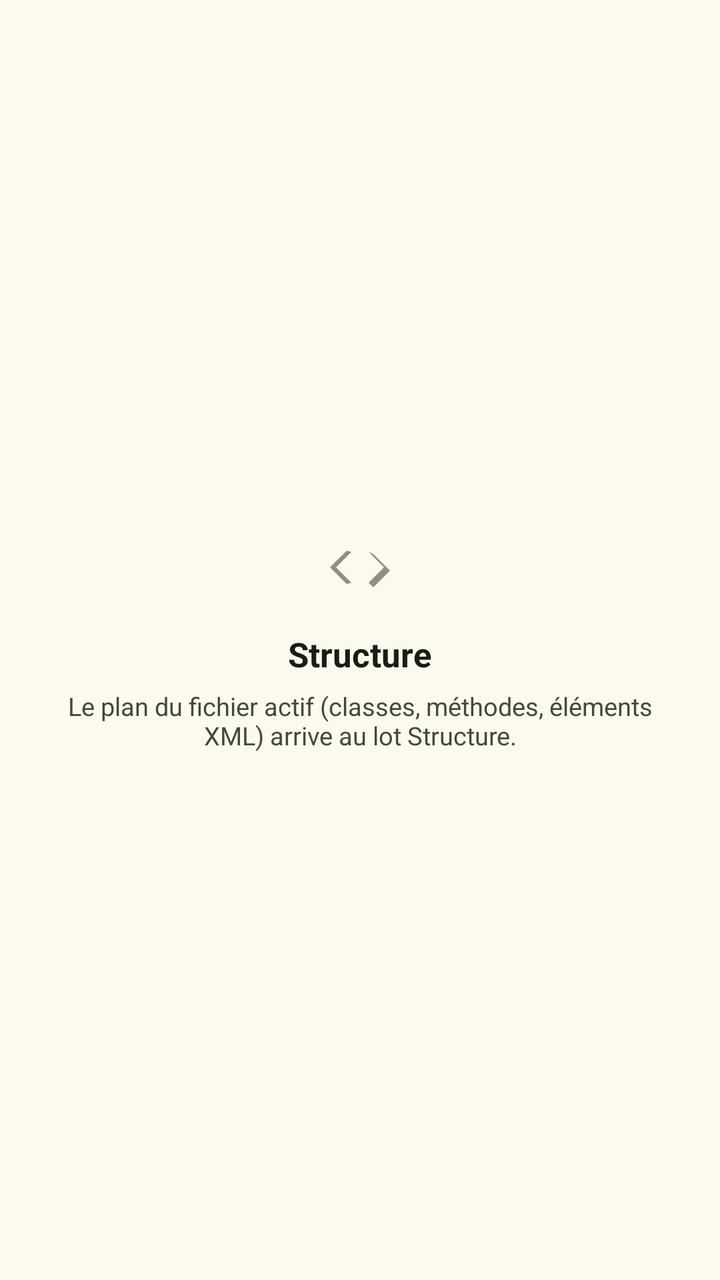
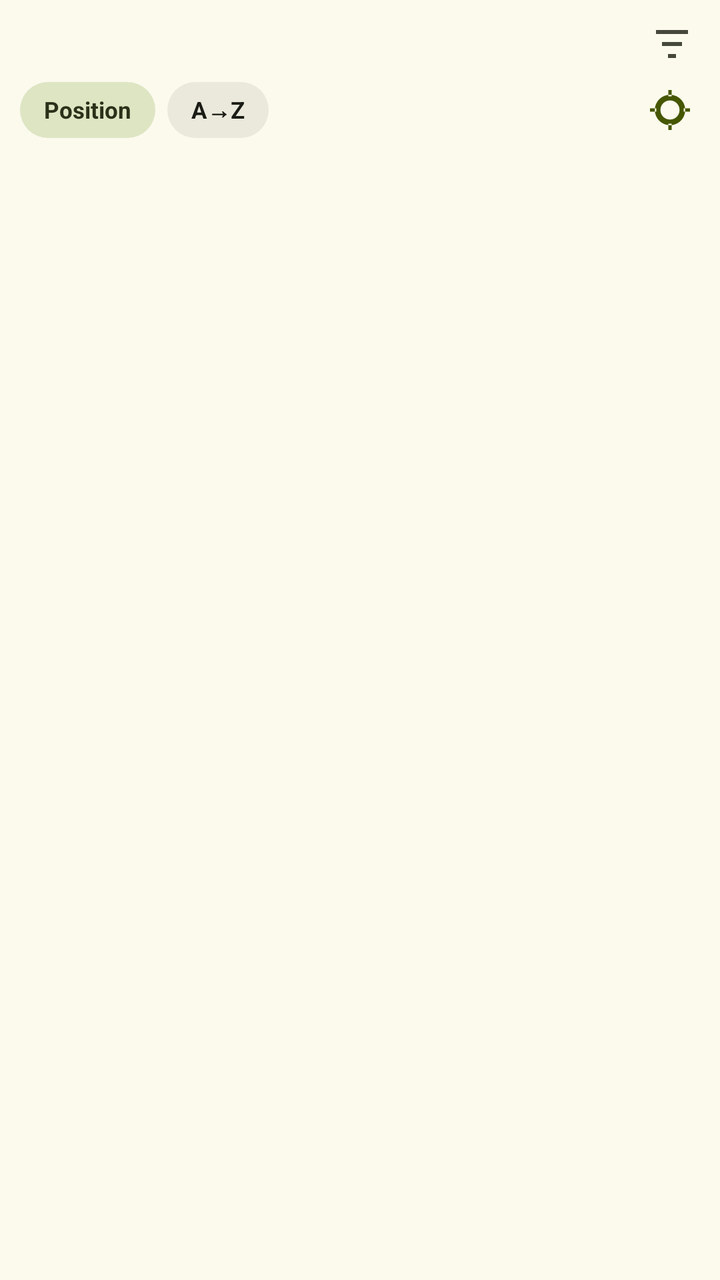

Screens rendered from an Android XML layout before and after an edit, with the pre-edit source and the edit as a unified diff.
<!-- AndroidManifest.xml: application theme Theme.JoIDE -->
<!-- res/layout/structure_tab_fragment.xml -->
<?xml version="1.0" encoding="utf-8"?>
<LinearLayout xmlns:android="http://schemas.android.com/apk/res/android"
    xmlns:app="http://schemas.android.com/apk/res-auto"
    android:layout_width="match_parent"
    android:layout_height="match_parent"
    android:orientation="vertical"
    android:gravity="center"
    android:paddingHorizontal="24dp">

    <ImageView
        android:layout_width="40dp"
        android:layout_height="40dp"
        android:src="@drawable/ic_code"
        android:importantForAccessibility="no"
        android:alpha="0.6"
        app:tint="@color/sur_var" />

    <TextView
        android:layout_width="wrap_content"
        android:layout_height="wrap_content"
        android:layout_marginTop="12dp"
        android:text="@string/tiroir_structure_a_venir_title"
        android:textColor="@color/sur"
        android:textSize="@dimen/txt_med"
        android:textStyle="bold" />

    <TextView
        android:layout_width="wrap_content"
        android:layout_height="wrap_content"
        android:layout_marginTop="6dp"
        android:gravity="center"
        android:text="@string/tiroir_structure_a_venir_body"
        android:textColor="@color/sur_var"
        android:textSize="@dimen/txt_body_s" />
</LinearLayout>
<!-- resources referenced by this layout -->
<resources>
  <color name="sur">#1B1C15</color>
  <color name="sur_var">#45483A</color>
  <dimen name="txt_body_s">12.5sp</dimen>
  <dimen name="txt_med">17sp</dimen>
  <!-- drawable ic_code (drawable) -->
  <?xml version="1.0" encoding="utf-8"?>
  <vector xmlns:android="http://schemas.android.com/apk/res/android"
      android:width="24dp" android:height="24dp"
      android:viewportWidth="24" android:viewportHeight="24"
      android:tint="?attr/colorOnSurfaceVariant">
      <path android:pathData="M9.4 16.6 4.8 12l4.6-4.6L8 7l-5 5 5 5zM14.6 7.4l4.6 4.6-4.6 4.6L16 18l5-5-5-5z" android:fillColor="#FFFFFF" />
  </vector>
  <string name="tiroir_structure_a_venir_body">Le plan du fichier actif (classes, méthodes, éléments XML) arrive au lot Structure.</string>
  <string name="tiroir_structure_a_venir_title">Structure</string>
  <color name="primaire">#465700</color>
  <color name="sur_primaire">#FFFFFF</color>
  <color name="conteneur_primaire">#C7EE45</color>
  <color name="sur_conteneur_primaire">#273300</color>
  <color name="sc2">#DEE5C3</color>
  <color name="sur_sc2">#2A3119</color>
  <color name="tertiaire">#6C3E85</color>
  <color name="sur_tertiaire">#FFFFFF</color>
  <color name="conteneur_tertiaire">#F2D9FF</color>
  <color name="sur_conteneur_tertiaire">#3E2457</color>
  <color name="sc">#EFEEE2</color>
  <color name="contour">#767966</color>
  <color name="contour_var">#C6C9B2</color>
  <color name="erreur">#8F4C38</color>
  <color name="conteneur_erreur">#FFDBD1</color>
  <color name="sur_conteneur_erreur">#5B1A0B</color>
  <color name="fond">#FBFAED</color>
  <color name="sc_low">#F5F4E7</color>
  <color name="sc_lowest">#FFFFFF</color>
  <color name="sc_high">#EAE9DC</color>
  <color name="sc_highest">#E4E3D7</color>
  <!-- unchanged entries left out for length: 1 -->
</resources>

<!-- the commit's change to res/layout/structure_tab_fragment.xml (unified diff, before → after) -->
@@ -3,33 +3,121 @@
     xmlns:app="http://schemas.android.com/apk/res-auto"
     android:layout_width="match_parent"
     android:layout_height="match_parent"
-    android:orientation="vertical"
-    android:gravity="center"
-    android:paddingHorizontal="24dp">
+    android:orientation="vertical">
 
-    <ImageView
-        android:layout_width="40dp"
-        android:layout_height="40dp"
-        android:src="@drawable/ic_code"
-        android:importantForAccessibility="no"
-        android:alpha="0.6"
-        app:tint="@color/sur_var" />
+    
+    <LinearLayout
+        android:layout_width="match_parent"
+        android:layout_height="wrap_content"
+        android:orientation="horizontal"
+        android:gravity="center_vertical"
+        android:paddingStart="10dp"
+        android:paddingEnd="10dp"
+        android:paddingTop="8dp"
+        android:paddingBottom="4dp">
 
-    <TextView
-        android:layout_width="wrap_content"
+        <TextView
+            android:id="@+id/struct_file"
+            android:layout_width="0dp"
+            android:layout_height="wrap_content"
+            android:layout_weight="1"
+            android:singleLine="true"
+            android:ellipsize="middle"
+            android:textColor="@color/sur"
+            android:textSize="13sp"
+            android:textStyle="bold" />
+
+        <ImageButton
+            android:id="@+id/struct_filter"
+            style="@style/IconBtn"
+            android:layout_width="28dp"
+            android:layout_height="28dp"
+            android:contentDescription="@string/tiroir_filtrer"
+            android:src="@drawable/ic_filter"
+            android:scaleType="centerInside"
+            app:tint="@color/sur_var" />
+    </LinearLayout>
+
+    
+    <LinearLayout
+        android:layout_width="match_parent"
         android:layout_height="wrap_content"
-        android:layout_marginTop="12dp"
-        android:text="@string/tiroir_structure_a_venir_title"
+        android:orientation="horizontal"
+        android:gravity="center_vertical"
+        android:paddingStart="10dp"
+        android:paddingEnd="10dp"
+        android:paddingBottom="6dp">
+
+        <TextView
+            android:id="@+id/struct_sort_position"
+            android:layout_width="wrap_content"
+            android:layout_height="28dp"
+            android:gravity="center"
+            android:paddingStart="12dp"
+            android:paddingEnd="12dp"
+            android:background="@drawable/fond_chip_on"
+            android:text="@string/tiroir_struct_tri_position"
+            android:textColor="@color/sur_sc2"
+            android:textSize="11.5sp"
+            android:textStyle="bold" />
+
+        <TextView
+            android:id="@+id/struct_sort_az"
+            android:layout_width="wrap_content"
+            android:layout_height="28dp"
+            android:layout_marginStart="6dp"
+            android:gravity="center"
+            android:paddingStart="12dp"
+            android:paddingEnd="12dp"
+            android:background="@drawable/fond_chip"
+            android:text="@string/tiroir_struct_tri_az"
+            android:textColor="@color/sur"
+            android:textSize="11.5sp"
+            android:textStyle="bold" />
+
+        <View
+            android:layout_width="0dp"
+            android:layout_height="1dp"
+            android:layout_weight="1" />
+
+        <ImageButton
+            android:id="@+id/struct_follow"
+            style="@style/IconBtn"
+            android:layout_width="30dp"
+            android:layout_height="30dp"
+            android:contentDescription="@string/tiroir_struct_suivre"
+            android:src="@drawable/ic_suivre"
+            android:scaleType="centerInside"
+            app:tint="@color/primaire" />
+    </LinearLayout>
+
+    
+    <EditText
+        android:id="@+id/struct_filter_field"
+        android:layout_width="match_parent"
+        android:layout_height="38dp"
+        android:layout_marginStart="10dp"
+        android:layout_marginEnd="10dp"
+        android:layout_marginBottom="6dp"
+        android:paddingStart="10dp"
+        android:paddingEnd="10dp"
+        android:background="@drawable/fond_field"
+        android:inputType="text"
+        android:singleLine="true"
+        android:hint="@string/tiroir_struct_filtre_indice"
         android:textColor="@color/sur"
-        android:textSize="@dimen/txt_med"
-        android:textStyle="bold" />
+        android:textColorHint="@color/contour"
+        android:textSize="12.5sp"
+        android:visibility="gone" />
 
-    <TextView
-        android:layout_width="wrap_content"
-        android:layout_height="wrap_content"
-        android:layout_marginTop="6dp"
-        android:gravity="center"
-        android:text="@string/tiroir_structure_a_venir_body"
-        android:textColor="@color/sur_var"
-        android:textSize="@dimen/txt_body_s" />
+    
+    <androidx.recyclerview.widget.RecyclerView
+        android:id="@+id/struct_list"
+        android:layout_width="match_parent"
+        android:layout_height="0dp"
+        android:layout_weight="1"
+        android:paddingStart="10dp"
+        android:paddingEnd="10dp"
+        android:paddingBottom="10dp"
+        android:clipToPadding="false" />
 </LinearLayout>
<!-- resource entries referenced after the edit -->
@@ -2,18 +2,50 @@
 <resources>
   <color name="sur">#1B1C15</color>
   <color name="sur_var">#45483A</color>
-  <dimen name="txt_body_s">12.5sp</dimen>
-  <dimen name="txt_med">17sp</dimen>
-  <!-- drawable ic_code (drawable) -->
+  <!-- drawable fond_chip (drawable) -->
+  <?xml version="1.0" encoding="utf-8"?>
+  <shape xmlns:android="http://schemas.android.com/apk/res/android">
+      <solid android:color="@color/sc_high" />
+      <corners android:radius="19dp" />
+  </shape>
+  <!-- drawable fond_chip_on (drawable) -->
+  <?xml version="1.0" encoding="utf-8"?>
+  <shape xmlns:android="http://schemas.android.com/apk/res/android">
+      <solid android:color="@color/sc2" />
+      <corners android:radius="19dp" />
+  </shape>
+  <!-- drawable fond_field (drawable) -->
+  <?xml version="1.0" encoding="utf-8"?>
+  <shape xmlns:android="http://schemas.android.com/apk/res/android"
+      android:shape="rectangle">
+      <solid android:color="@color/sc_highest" />
+      <stroke android:width="1dp" android:color="@color/contour_var" />
+      <corners android:radius="12dp" />
+  </shape>
+  <!-- drawable ic_filter (drawable) -->
   <?xml version="1.0" encoding="utf-8"?>
   <vector xmlns:android="http://schemas.android.com/apk/res/android"
       android:width="24dp" android:height="24dp"
       android:viewportWidth="24" android:viewportHeight="24"
       android:tint="?attr/colorOnSurfaceVariant">
-      <path android:pathData="M9.4 16.6 4.8 12l4.6-4.6L8 7l-5 5 5 5zM14.6 7.4l4.6 4.6-4.6 4.6L16 18l5-5-5-5z" android:fillColor="#FFFFFF" />
+      <path android:pathData="M4 6h16M7 12h10M10 18h4" android:strokeColor="?attr/colorOnSurfaceVariant" android:strokeWidth="2" android:fillColor="#00000000" />
   </vector>
-  <string name="tiroir_structure_a_venir_body">Le plan du fichier actif (classes, méthodes, éléments XML) arrive au lot Structure.</string>
-  <string name="tiroir_structure_a_venir_title">Structure</string>
+  <!-- drawable ic_suivre (drawable) -->
+  <?xml version="1.0" encoding="utf-8"?>
+  <vector xmlns:android="http://schemas.android.com/apk/res/android"
+      android:width="24dp" android:height="24dp"
+      android:viewportWidth="24" android:viewportHeight="24"
+      android:tint="?attr/colorOnSurfaceVariant">
+      <path android:pathData="M12,4.4 a7.6,7.6 0 1 0 0.01,0 z M12,7.2 a4.8,4.8 0 1 1 -0.01,0 z M11.2,2 h1.6 v3.2 h-1.6 z M11.2,18.8 h1.6 v3.2 h-1.6 z M2,11.2 h3.2 v1.6 h-3.2 z M18.8,11.2 h3.2 v1.6 h-3.2 z" android:fillType="evenOdd" android:fillColor="#FFFFFF" />
+  </vector>
+  <string name="tiroir_filtrer">Filtrer</string>
+  <string name="tiroir_struct_filtre_indice">Filtrer les symboles…</string>
+  <string name="tiroir_struct_suivre">Suivre le curseur</string>
+  <string name="tiroir_struct_tri_az">A→Z</string>
+  <string name="tiroir_struct_tri_position">Position</string>
+  <style name="IconBtn" parent="">
+          <item name="android:background">@drawable/fond_iconbtn</item>
+      </style>
   <color name="primaire">#465700</color>
   <color name="sur_primaire">#FFFFFF</color>
   <color name="conteneur_primaire">#C7EE45</color>
@@ -27,6 +59,16 @@
   <color name="sc">#EFEEE2</color>
   <color name="contour">#767966</color>
   <color name="contour_var">#C6C9B2</color>
+  <!-- drawable fond_iconbtn (drawable) -->
+  <?xml version="1.0" encoding="utf-8"?>
+  <selector xmlns:android="http://schemas.android.com/apk/res/android">
+      <item android:state_pressed="true">
+          <shape><solid android:color="#1B1C1510" /><corners android:radius="20dp" /></shape>
+      </item>
+      <item>
+          <shape><solid android:color="#00000000" /><corners android:radius="20dp" /></shape>
+      </item>
+  </selector>
   <color name="erreur">#8F4C38</color>
   <color name="conteneur_erreur">#FFDBD1</color>
   <color name="sur_conteneur_erreur">#5B1A0B</color>
